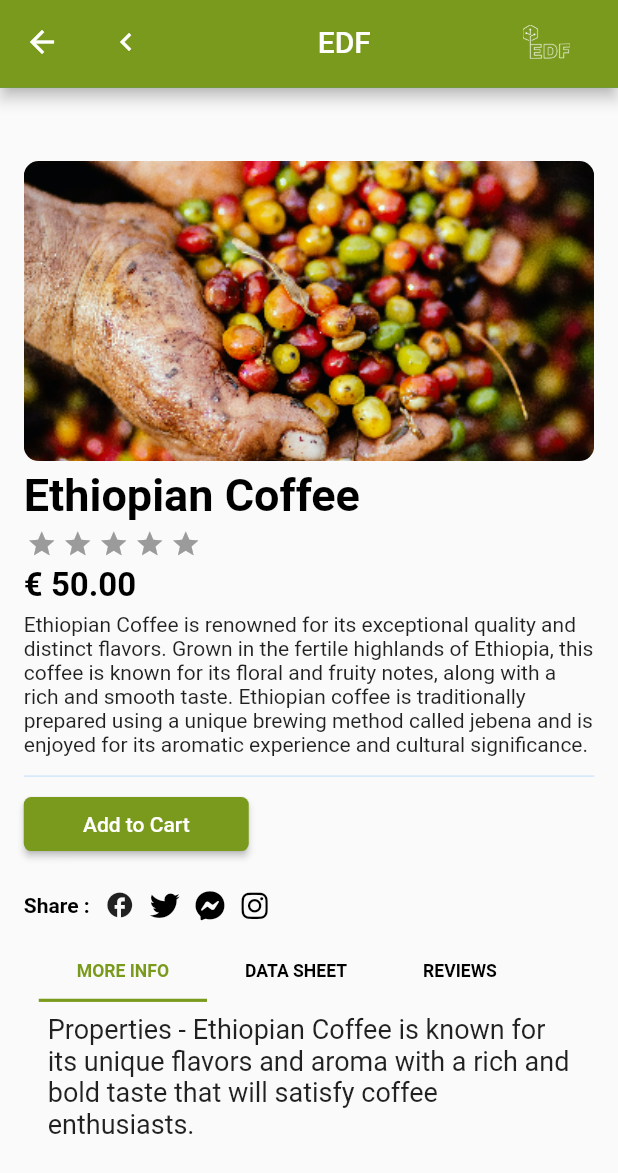
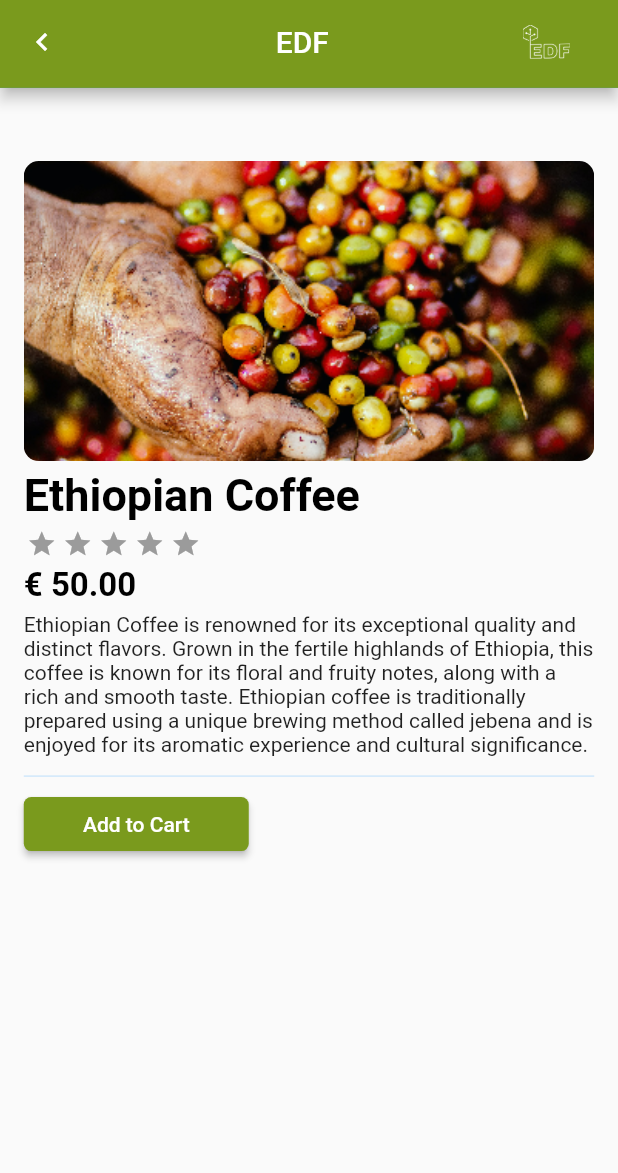
Before and after one commit to HenokMekuanint/EDF, a Flutter app: the ProductDetailPage screen opened directly, on a phone screen of 412 x 824 dp. Shown: the top 1173 px of the screen. Run offline on Flutter 3.47's test engine with Material 2 defaults, Android fonts, the light colour scheme and no system bars; drawn by our look-alikes of flutter_rating_bar; our stand-ins replace carousel_slider, font_awesome_flutter, smooth_page_indicator.

Commit message:
updated product_detail_page

```diff
--- a/lib/main.dart
+++ b/lib/main.dart
@@ -1,4 +1,5 @@
 import 'package:edf/presentation/checkout/checkout.dart';
+import 'package:edf/presentation/product/product_detail.dart';
 import 'package:edf/presentation/scroll_home_page.dart';
 import 'package:edf/presentation/main_home_page.dart';
 import 'package:edf/presentation/auth/login/login_page.dart';
@@ -19,7 +20,7 @@
   Widget build(BuildContext context) {
     return MaterialApp(
       debugShowCheckedModeBanner: false,
-      home: CheckoutMethodScreen(),
+      home: ProductDetailPage(),
     );
   }
 }
--- a/lib/presentation/product/product_detail.dart
+++ b/lib/presentation/product/product_detail.dart
@@ -232,169 +232,169 @@
               //     )
               //   ],
               // ),
-              SizedBox(
-                height: 5,
-              ),
-              Row(
-                mainAxisAlignment: MainAxisAlignment.start,
-                children: [
-                  Text(
-                    'Share :',
-                    style: TextStyle(
-                        color: Colors.black, fontWeight: FontWeight.bold),
-                  ),
-                  Row(
-                    mainAxisAlignment: MainAxisAlignment.spaceAround,
-                    mainAxisSize: MainAxisSize.max,
-                    children: [
-                      SizedBox(
-                        width: 10,
-                      ),
-                      Icon(
-                        Icons.facebook,
-                        size: 20,
-                      ),
-                      SizedBox(
-                        width: 10,
-                      ),
-                      Icon(
-                        FontAwesomeIcons.twitter,
-                        color: Colors.black,
-                        size: 20,
-                      ),
-                      SizedBox(
-                        width: 10,
-                      ),
-                      Icon(
-                        FontAwesomeIcons.facebookMessenger,
-                        color: Colors.black,
-                        size: 20,
-                      ),
-                      SizedBox(
-                        width: 10,
-                      ),
-                      Icon(
-                        FontAwesomeIcons.instagram,
-                        color: Colors.black,
-                        size: 20,
-                      )
-                    ],
-                  ),
-                ],
-              ),
-              SizedBox(
-                height: 15,
-              ),
-              Column(
-                crossAxisAlignment: CrossAxisAlignment.stretch,
-                children: [
-                  Container(
-                    padding: const EdgeInsets.symmetric(horizontal: 10),
-                    child: Row(
-                      mainAxisAlignment: MainAxisAlignment.start,
-                      children: [
-                        buildNavItem("MORE INFO"),
-                        buildNavItem("DATA SHEET"),
-                        buildNavItem("REVIEWS"),
-                      ],
-                    ),
-                  ),
-                  const SizedBox(height: 8),
-                  if (selectedText == 'MORE INFO')
-                    Container(
-                      padding: const EdgeInsets.symmetric(horizontal: 16),
-                      child: const Text(
-                        "Properties - Ethiopian Coffee is known for its unique flavors and aroma with a rich and bold taste that will satisfy coffee enthusiasts.",
-                        style: TextStyle(color: Colors.black87, fontSize: 18),
-                      ),
-                    ),
-                  if (selectedText == 'DATA SHEET')
-                    Container(
-                      padding: const EdgeInsets.symmetric(horizontal: 16),
-                      height: 100,
-                      child: Table(
-                        border: TableBorder.all(color: Colors.grey),
-                        defaultColumnWidth: IntrinsicColumnWidth(),
-                        children: [
-                          TableRow(
-                            children: [
-                              Container(
-                                height: 30,
-                                child: TableCell(
-                                  child: Center(
-                                    child: Text('Composition'),
-                                  ),
-                                ),
-                              ),
-                              Container(
-                                height: 30,
-                                child: TableCell(
-                                  child: Center(
-                                    child: Text(' Ethiopian coffe'),
-                                  ),
-                                ),
-                              ),
-                            ],
-                          ),
-                          TableRow(
-                            children: [
-                              Container(
-                                height: 30,
-                                child: TableCell(
-                                  child: Center(
-                                    child: Text('Styles'),
-                                  ),
-                                ),
-                              ),
-                              Container(
-                                height: 30,
-                                child: TableCell(
-                                  child: Center(
-                                    child: Text('Cotton'),
-                                  ),
-                                ),
-                              ),
-                            ],
-                          ),
-                          TableRow(
-                            children: [
-                              Container(
-                                height: 30,
-                                child: TableCell(
-                                  child: Center(
-                                    child: Text('Properties'),
-                                  ),
-                                ),
-                              ),
-                              Container(
-                                height: 30,
-                                child: TableCell(
-                                  child: Center(
-                                    child: Text('Bold and aromatic'),
-                                  ),
-                                ),
-                              ),
-                            ],
-                          ),
-                        ],
-                      ),
-                    ),
-                  if (selectedText == 'REVIEWS')
-                    Container(
-                      padding: const EdgeInsets.symmetric(horizontal: 16),
-                      child: ElevatedButton(
-                        style: ElevatedButton.styleFrom(
-                          backgroundColor: Colors.black87,
-                        ),
-                        onPressed: () {},
-                        child: Text(
-                          "BE THE FIRST TO WRITE YOUR REVIEW!",
-                          style: TextStyle(color: Colors.white),
-                        ),
-                      ),
-                    ),
-                ],
-              ),
+              // SizedBox(
+              //   height: 5,
+              // ),
+              // Row(
+              //   mainAxisAlignment: MainAxisAlignment.start,
+              //   children: [
+              //     Text(
+              //       'Share :',
+              //       style: TextStyle(
+              //           color: Colors.black, fontWeight: FontWeight.bold),
+              //     ),
+              //     Row(
+              //       mainAxisAlignment: MainAxisAlignment.spaceAround,
+              //       mainAxisSize: MainAxisSize.max,
+              //       children: [
+              //         SizedBox(
+              //           width: 10,
+              //         ),
+              //         Icon(
+              //           Icons.facebook,
+              //           size: 20,
+              //         ),
+              //         SizedBox(
+              //           width: 10,
+              //         ),
+              //         Icon(
+              //           FontAwesomeIcons.twitter,
+              //           color: Colors.black,
+              //           size: 20,
+              //         ),
+              //         SizedBox(
+              //           width: 10,
+              //         ),
+              //         Icon(
+              //           FontAwesomeIcons.facebookMessenger,
+              //           color: Colors.black,
+              //           size: 20,
+              //         ),
+              //         SizedBox(
+              //           width: 10,
+              //         ),
+              //         Icon(
+              //           FontAwesomeIcons.instagram,
+              //           color: Colors.black,
+              //           size: 20,
+              //         )
+              //       ],
+              //     ),
+              //   ],
+              // ),
+              // SizedBox(
+              //   height: 15,
+              // ),
+              // Column(
+              //   crossAxisAlignment: CrossAxisAlignment.stretch,
+              //   children: [
+              //     Container(
+              //       padding: const EdgeInsets.symmetric(horizontal: 10),
+              //       child: Row(
+              //         mainAxisAlignment: MainAxisAlignment.start,
+              //         children: [
+              //           buildNavItem("MORE INFO"),
+              //           buildNavItem("DATA SHEET"),
+              //           buildNavItem("REVIEWS"),
+              //         ],
+              //       ),
+              //     ),
+              //     const SizedBox(height: 8),
+              //     if (selectedText == 'MORE INFO')
+              //       Container(
+              //         padding: const EdgeInsets.symmetric(horizontal: 16),
+              //         child: const Text(
+              //           "Properties - Ethiopian Coffee is known for its unique flavors and aroma with a rich and bold taste that will satisfy coffee enthusiasts.",
+              //           style: TextStyle(color: Colors.black87, fontSize: 18),
+              //         ),
+              //       ),
+              //     if (selectedText == 'DATA SHEET')
+              //       Container(
+              //         padding: const EdgeInsets.symmetric(horizontal: 16),
+              //         height: 100,
+              //         child: Table(
+              //           border: TableBorder.all(color: Colors.grey),
+              //           defaultColumnWidth: IntrinsicColumnWidth(),
+              //           children: [
+              //             TableRow(
+              //               children: [
+              //                 Container(
+              //                   height: 30,
+              //                   child: TableCell(
+              //                     child: Center(
+              //                       child: Text('Composition'),
+              //                     ),
+              //                   ),
+              //                 ),
+              //                 Container(
+              //                   height: 30,
+              //                   child: TableCell(
+              //                     child: Center(
+              //                       child: Text(' Ethiopian coffe'),
+              //                     ),
+              //                   ),
+              //                 ),
+              //               ],
+              //             ),
+              //             TableRow(
+              //               children: [
+              //                 Container(
+              //                   height: 30,
+              //                   child: TableCell(
+              //                     child: Center(
+              //                       child: Text('Styles'),
+              //                     ),
+              //                   ),
+              //                 ),
+              //                 Container(
+              //                   height: 30,
+              //                   child: TableCell(
+              //                     child: Center(
+              //                       child: Text('Cotton'),
+              //                     ),
+              //                   ),
+              //                 ),
+              //               ],
+              //             ),
+              //             TableRow(
+              //               children: [
+              //                 Container(
+              //                   height: 30,
+              //                   child: TableCell(
+              //                     child: Center(
+              //                       child: Text('Properties'),
+              //                     ),
+              //                   ),
+              //                 ),
+              //                 Container(
+              //                   height: 30,
+              //                   child: TableCell(
+              //                     child: Center(
+              //                       child: Text('Bold and aromatic'),
+              //                     ),
+              //                   ),
+              //                 ),
+              //               ],
+              //             ),
+              //           ],
+              //         ),
+              //       ),
+              //     if (selectedText == 'REVIEWS')
+              //       Container(
+              //         padding: const EdgeInsets.symmetric(horizontal: 16),
+              //         child: ElevatedButton(
+              //           style: ElevatedButton.styleFrom(
+              //             backgroundColor: Colors.black87,
+              //           ),
+              //           onPressed: () {},
+              //           child: Text(
+              //             "BE THE FIRST TO WRITE YOUR REVIEW!",
+              //             style: TextStyle(color: Colors.white),
+              //           ),
+              //         ),
+              //       ),
+              //   ],
+              // ),
             ],
           ),
         ),
```
